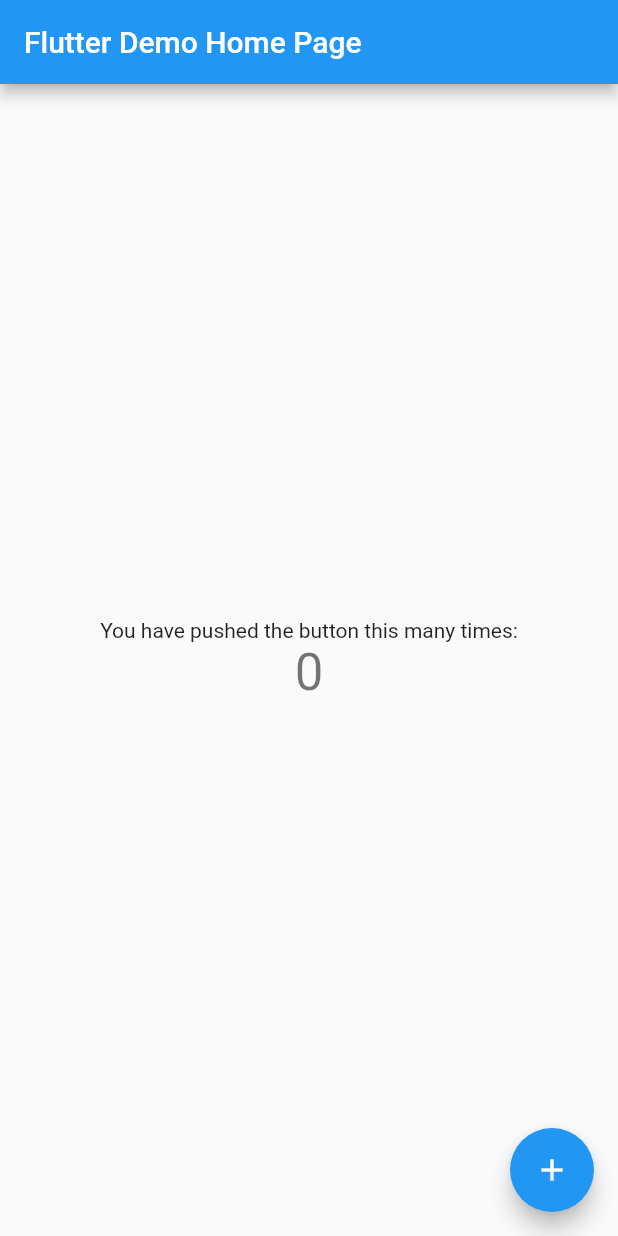
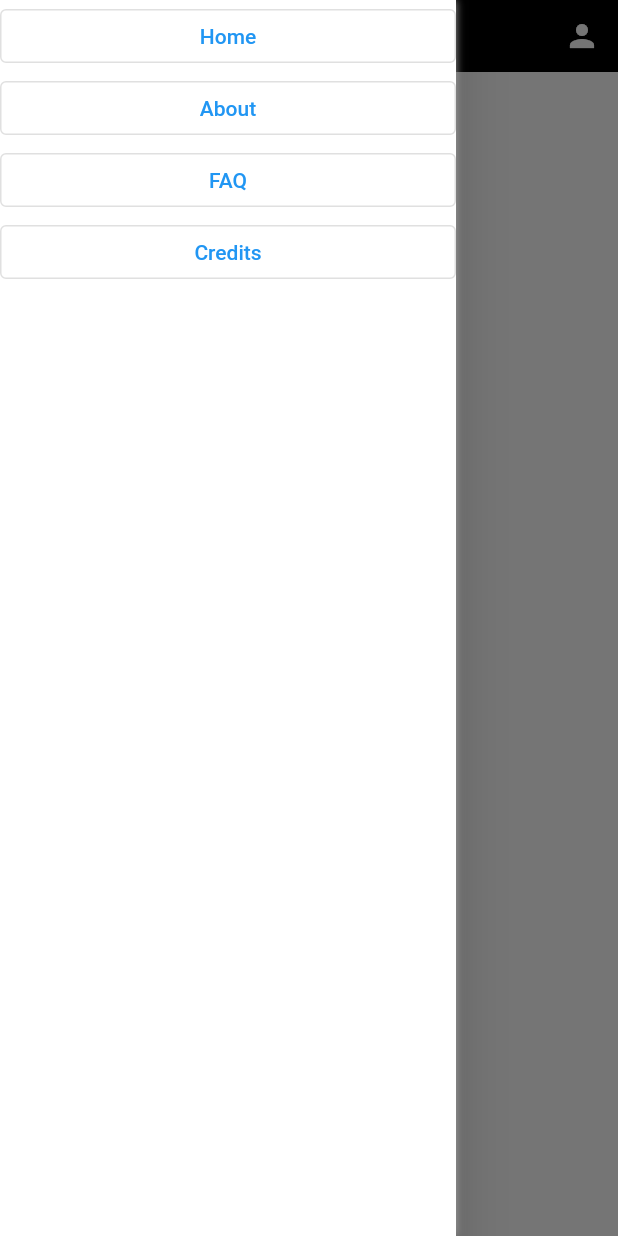
Before and after one commit to isaacdyor/empty-repo, a Flutter app: the screen it shows after launch, with the side drawer open (before the commit the screen has no drawer), on a phone screen of 412 x 824 dp. Run offline on Flutter 3.47's test engine with Material 2 defaults, Android fonts, the phone set to English and light mode, and no system bars; drawn by our look-alikes of flutter_markdown; network calls fail.

Commit message:
scaffolding

```diff
--- /dev/null
+++ b/lib/app.dart
@@ -0,0 +1,39 @@
+import 'package:flutter/material.dart';
+import 'package:provider/provider.dart';
+import 'scaffold.dart';
+import 'state.dart';
+
+class MyApp extends StatelessWidget {
+  const MyApp({super.key});
+
+  @override
+  Widget build(BuildContext context) {
+    return ChangeNotifierProvider(
+        create: (context) => AppState(),
+        child: Consumer<AppState>(builder: (context, state, child) {
+          print("building material app...");
+          return MaterialApp(
+            title: "App",
+            debugShowCheckedModeBanner: false,
+            theme: ThemeData(
+              primarySwatch: Colors.blue,
+            ),
+            initialRoute: "/",
+            onGenerateRoute: (settings) {
+              final url = (settings.name !=
+                      null) // tdb: what are anonymous routes; when can the happen and why?
+                  ? Uri.parse(settings.name!)
+                  : Uri.parse("/");
+              print("Generating route for ${url.toString()}");
+              state.init(url);
+              switch (url.path) {
+                case "/":
+                  return MaterialPageRoute(builder: (context) => MyScaffold());
+                default:
+                  return MaterialPageRoute(builder: (context) => MyScaffold());
+              }
+            },
+          );
+        }));
+  }
+}
--- /dev/null
+++ b/lib/content.dart
@@ -0,0 +1,25 @@
+import 'package:flutter/material.dart';
+import 'package:provider/provider.dart';
+import 'package:flutter_markdown/flutter_markdown.dart';
+import 'contentbar.dart';
+import 'state.dart';
+
+class MyContent extends StatelessWidget {
+  const MyContent({super.key});
+
+  @override
+  Widget build(BuildContext context) {
+    return Consumer<AppState>(builder: (context, state, child) {
+      return Column(
+          mainAxisAlignment: MainAxisAlignment.start,
+          crossAxisAlignment: CrossAxisAlignment.stretch,
+          children: [
+            Expanded(
+                child: Container(
+                    padding: const EdgeInsets.all(20),
+                    child: MarkdownBody(data: "## Content..."))),
+            Container(padding: const EdgeInsets.all(20), child: MyContentBar()),
+          ]);
+    });
+  }
+}
--- /dev/null
+++ b/lib/contentbar.dart
@@ -0,0 +1,14 @@
+import 'package:flutter/material.dart';
+import 'package:provider/provider.dart';
+import 'state.dart';
+
+class MyContentBar extends StatelessWidget {
+  const MyContentBar({super.key});
+
+  @override
+  Widget build(BuildContext context) {
+    return Consumer<AppState>(builder: (context, state, child) {
+      return Text("content bottom");
+    });
+  }
+}
--- /dev/null
+++ b/lib/leftbar.dart
@@ -0,0 +1,47 @@
+import 'package:flutter/material.dart';
+import 'package:flutter_markdown/flutter_markdown.dart';
+import 'package:provider/provider.dart';
+import 'state.dart';
+
+class MyLeftBar extends StatelessWidget {
+  const MyLeftBar({super.key});
+
+  @override
+  Widget build(BuildContext context) {
+    return Consumer<AppState>(builder: (context, state, child) {
+      return Container(
+        constraints: const BoxConstraints(minWidth: 300, maxWidth: 300),
+        decoration: const BoxDecoration(boxShadow: [
+          BoxShadow(blurRadius: 4, color: Colors.grey),
+          BoxShadow(blurRadius: 0, color: Colors.white),
+          BoxShadow(blurRadius: 0, color: Colors.white),
+          BoxShadow(blurRadius: 0, color: Colors.white),
+        ]),
+        child: ListView(
+          children: [
+            MyLeftBarItem(title: "Home"),
+            MyLeftBarItem(title: "About"),
+            MyLeftBarItem(title: "FAQ"),
+            MyLeftBarItem(title: "Credits"),
+          ],
+        ),
+      );
+    });
+  }
+}
+
+class MyLeftBarItem extends StatelessWidget {
+  const MyLeftBarItem({super.key, required this.title});
+
+  final String title;
+
+  @override
+  Widget build(BuildContext context) {
+    return OutlinedButton(
+      onPressed: () {
+        debugPrint("Clicked ${title}");
+      },
+      child: Text(title),
+    );
+  }
+}
--- a/lib/main.dart
+++ b/lib/main.dart
@@ -1,115 +1,8 @@
 import 'package:flutter/material.dart';
+import 'package:flutter_web_plugins/url_strategy.dart';
+import 'app.dart';
 
 void main() {
+  usePathUrlStrategy();
   runApp(const MyApp());
 }
-
-class MyApp extends StatelessWidget {
-  const MyApp({super.key});
-
-  // This widget is the root of your application.
-  @override
-  Widget build(BuildContext context) {
-    return MaterialApp(
-      title: 'Flutter Demo',
-      theme: ThemeData(
-        // This is the theme of your application.
-        //
-        // Try running your application with "flutter run". You'll see the
-        // application has a blue toolbar. Then, without quitting the app, try
-        // changing the primarySwatch below to Colors.green and then invoke
-        // "hot reload" (press "r" in the console where you ran "flutter run",
-        // or simply save your changes to "hot reload" in a Flutter IDE).
-        // Notice that the counter didn't reset back to zero; the application
-        // is not restarted.
-        primarySwatch: Colors.blue,
-      ),
-      home: const MyHomePage(title: 'Flutter Demo Home Page'),
-    );
-  }
-}
-
-class MyHomePage extends StatefulWidget {
-  const MyHomePage({super.key, required this.title});
-
-  // This widget is the home page of your application. It is stateful, meaning
-  // that it has a State object (defined below) that contains fields that affect
-  // how it looks.
-
-  // This class is the configuration for the state. It holds the values (in this
-  // case the title) provided by the parent (in this case the App widget) and
-  // used by the build method of the State. Fields in a Widget subclass are
-  // always marked "final".
-
-  final String title;
-
-  @override
-  State<MyHomePage> createState() => _MyHomePageState();
-}
-
-class _MyHomePageState extends State<MyHomePage> {
-  int _counter = 0;
-
-  void _incrementCounter() {
-    setState(() {
-      // This call to setState tells the Flutter framework that something has
-      // changed in this State, which causes it to rerun the build method below
-      // so that the display can reflect the updated values. If we changed
-      // _counter without calling setState(), then the build method would not be
-      // called again, and so nothing would appear to happen.
-      _counter++;
-    });
-  }
-
-  @override
-  Widget build(BuildContext context) {
-    // This method is rerun every time setState is called, for instance as done
-    // by the _incrementCounter method above.
-    //
-    // The Flutter framework has been optimized to make rerunning build methods
-    // fast, so that you can just rebuild anything that needs updating rather
-    // than having to individually change instances of widgets.
-    return Scaffold(
-      appBar: AppBar(
-        // Here we take the value from the MyHomePage object that was created by
-        // the App.build method, and use it to set our appbar title.
-        title: Text(widget.title),
-      ),
-      body: Center(
-        // Center is a layout widget. It takes a single child and positions it
-        // in the middle of the parent.
-        child: Column(
-          // Column is also a layout widget. It takes a list of children and
-          // arranges them vertically. By default, it sizes itself to fit its
-          // children horizontally, and tries to be as tall as its parent.
-          //
-          // Invoke "debug painting" (press "p" in the console, choose the
-          // "Toggle Debug Paint" action from the Flutter Inspector in Android
-          // Studio, or the "Toggle Debug Paint" command in Visual Studio Code)
-          // to see the wireframe for each widget.
-          //
-          // Column has various properties to control how it sizes itself and
-          // how it positions its children. Here we use mainAxisAlignment to
-          // center the children vertically; the main axis here is the vertical
-          // axis because Columns are vertical (the cross axis would be
-          // horizontal).
-          mainAxisAlignment: MainAxisAlignment.center,
-          children: <Widget>[
-            const Text(
-              'You have pushed the button this many times:',
-            ),
-            Text(
-              '$_counter',
-              style: Theme.of(context).textTheme.headline4,
-            ),
-          ],
-        ),
-      ),
-      floatingActionButton: FloatingActionButton(
-        onPressed: _incrementCounter,
-        tooltip: 'Increment',
-        child: const Icon(Icons.add),
-      ), // This trailing comma makes auto-formatting nicer for build methods.
-    );
-  }
-}
--- /dev/null
+++ b/lib/scaffold.dart
@@ -0,0 +1,53 @@
+import 'package:flutter/material.dart';
+import 'package:provider/provider.dart';
+import 'topbar.dart';
+import 'rightbar.dart';
+import 'leftbar.dart';
+import 'content.dart';
+import 'state.dart';
+
+class MyScaffold extends StatelessWidget {
+  const MyScaffold({super.key});
+
+  @override
+  Widget build(BuildContext context) {
+    print("building the scaffolding...");
+    return Consumer<AppState>(builder: (context, state, child) {
+      return Scaffold(
+        backgroundColor: Colors.white,
+        body: Column(
+          mainAxisAlignment: MainAxisAlignment.start,
+          crossAxisAlignment: CrossAxisAlignment.stretch,
+          children: [
+            MyTopBar(),
+            Expanded(child: LayoutBuilder(
+                builder: (BuildContext context, BoxConstraints constraints) {
+              return Row(
+                  mainAxisAlignment: MainAxisAlignment.spaceBetween,
+                  crossAxisAlignment: CrossAxisAlignment.stretch,
+                  children: [
+                    Visibility(
+                      visible: state.showLeftBar && constraints.maxWidth > 700,
+                      child: const MyLeftBar(),
+                    ),
+                    Expanded(child: MyContent()),
+                    // Spacer(),
+                    Visibility(
+                      visible:
+                          state.showRightBar && constraints.maxWidth > 1000,
+                      child: MyRightBar(),
+                    ),
+                  ]);
+            })),
+          ],
+        ),
+        drawer: const Drawer(
+          child: MyLeftBar(),
+        ),
+        endDrawer: const Drawer(
+          child: MyRightBar(),
+        ),
+      );
+    });
+  }
+}
--- /dev/null
+++ b/lib/state.dart
@@ -0,0 +1,78 @@
+import 'package:flutter/material.dart';
+import 'package:http/http.dart' as http;
+import 'dart:convert';
+
+class AppState extends ChangeNotifier {
+  bool _showLeftBar = true;
+  bool _showRightBar = true;
+  bool _loggedIn = false;
+  int? _phone;
+  String? _alias;
+  String _title = "";
+  String _content = "";
+  String _acccountHeader = "";
+
+  bool get showLeftBar => _showLeftBar;
+  bool get showRightBar => _showRightBar;
+  bool get loggedIn => _loggedIn;
+  int? get phone => _phone;
+  String? get alias => _alias;
+  String get title => _title;
+  String get content => _content;
+  String get accountHeader => _acccountHeader;
+
+  set showLeftBar(bool value) {
+    _showLeftBar = value;
+    notifyListeners();
+  }
+
+  set showRightBar(bool value) {
+    _showRightBar = value;
+    notifyListeners();
+  }
+
+  toggleRightBar() {
+    showRightBar = !_showRightBar;
+  }
+
+  toggleLeftBar() {
+    showLeftBar = !_showLeftBar;
+  }
+
+  AppState();
+
+  Future<bool> init(Uri url) {
+    print("initializing state for ${url.toString()}");
+
+    return Future<bool>(() async {
+      final url = Uri.http(Uri.base.authority, 'data/index.json');
+      // print("fetching ${url.toString()}");
+      var jsonString = await http.read(url);
+      print(jsonString);
+      Map<String, dynamic> data = jsonDecode(jsonString);
+      _title = data["title"];
+      _content = data["content"];
+      _acccountHeader = data["account_header"];
+      notifyListeners();
+      return true;
+    });
+  }
+
+  Future<bool> logIn(int phone) {
+    return Future<bool>(() async {
+      _phone = phone;
+      _loggedIn = true;
+      notifyListeners();
+      return _loggedIn;
+    });
+  }
+
+  Future<bool> logOut() {
+    return Future<bool>(() async {
+      _loggedIn = false;
+      _phone = null;
+      notifyListeners();
+      return _loggedIn;
+    });
+  }
+}
--- /dev/null
+++ b/lib/topbar.dart
@@ -0,0 +1,61 @@
+import 'package:flutter/material.dart';
+import 'package:provider/provider.dart';
+import 'state.dart';
+
+class MyTopBar extends StatelessWidget {
+  const MyTopBar({super.key});
+
+  @override
+  Widget build(BuildContext context) {
+    return Consumer<AppState>(builder: (context, state, child) {
+      return LayoutBuilder(
+          builder: (BuildContext context, BoxConstraints constraints) {
+        return Container(
+            color: Colors.black,
+            width: 300,
+            padding: const EdgeInsets.all(0),
+            child: Row(
+                mainAxisAlignment: MainAxisAlignment.spaceBetween,
+                crossAxisAlignment: CrossAxisAlignment.center,
+                children: [
+                  IconButton(
+                      onPressed: () {
+                        if (constraints.maxWidth > 700) {
+                          state.toggleLeftBar();
+                        } else {
+                          Scaffold.of(context).openDrawer();
+                        }
+                      },
+                      tooltip: 'Menu',
+                      icon: const Icon(
+                        Icons.menu,
+                        color: Colors.white,
+                        size: 24.0,
+                      )),
+                  SelectableText(
+                    state.title,
+                    style: const TextStyle(
+                      fontSize: 16,
+                      color: Colors.white,
+                    ),
+                  ),
+                  const Spacer(),
+                  IconButton(
+                      onPressed: () {
+                        if (constraints.maxWidth > 1000) {
+                          state.toggleRightBar();
+                        } else {
+                          Scaffold.of(context).openEndDrawer();
+                        }
+                      },
+                      tooltip: 'Account',
+                      icon: const Icon(
+                        Icons.person,
+                        color: Colors.white,
+                        size: 24.0,
+                      )),
+                ]));
+      });
+    });
+  }
+}
```
Also changed, not shown: lib/rightbar.dart (added, +36 -0 lines), pubspec.yaml (+6 -71 lines), pubspec.lock.
